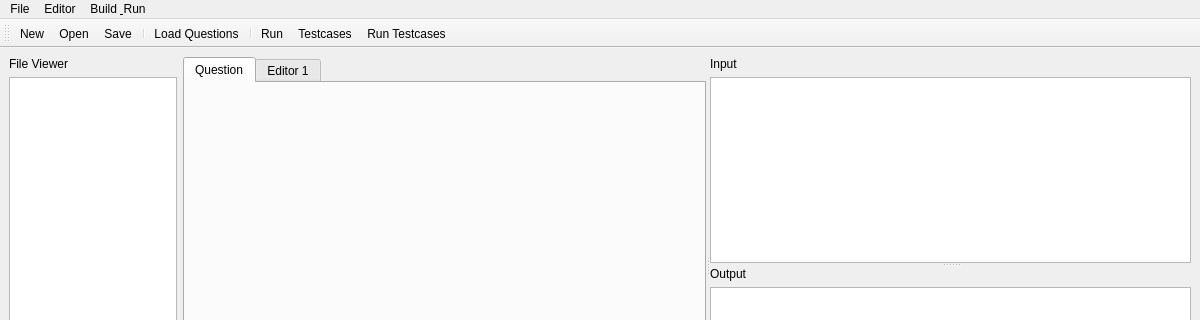
Old version of the form src/SmartXm-CSEKU/ide.ui in the repository KaziRifatMorshed/SmartXm; both pictures show x 0 to 1200 and y 0 to 320 of the 1200 by 714 pixel window.
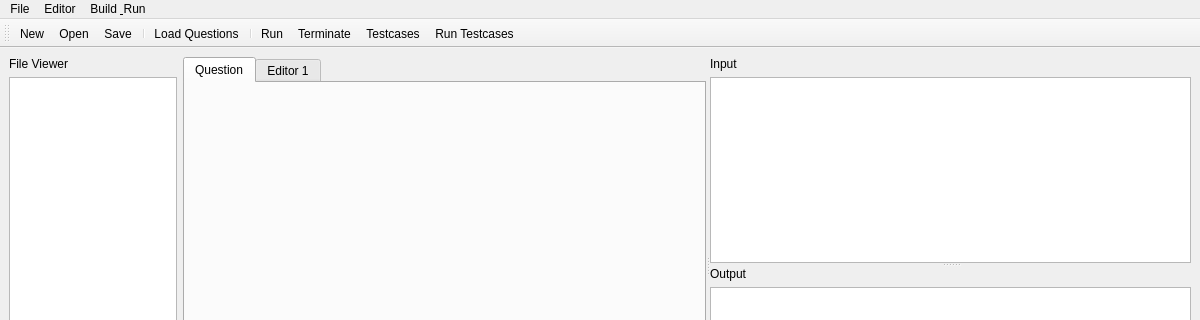
New version of the form. Icons and pictures are not drawn.

Diff of the .ui file:
```diff
--- a/src/SmartXm-CSEKU/ide.ui
+++ b/src/SmartXm-CSEKU/ide.ui
@@ -180,6 +180,7 @@
    <addaction name="actionLoad_Questions"/>
    <addaction name="separator"/>
    <addaction name="actionRun"/>
+   <addaction name="actionTerminate"/>
    <addaction name="actionTestcases"/>
    <addaction name="actionRun_Testcases"/>
   </widget>
@@ -279,6 +280,17 @@
     <string>Ctrl+F</string>
    </property>
   </action>
+  <action name="actionTerminate">
+   <property name="icon">
+    <iconset theme="QIcon::ThemeIcon::MediaPlaybackStop"/>
+   </property>
+   <property name="text">
+    <string>Terminate</string>
+   </property>
+   <property name="menuRole">
+    <enum>QAction::MenuRole::NoRole</enum>
+   </property>
+  </action>
  </widget>
  <resources/>
  <connections/>
```
